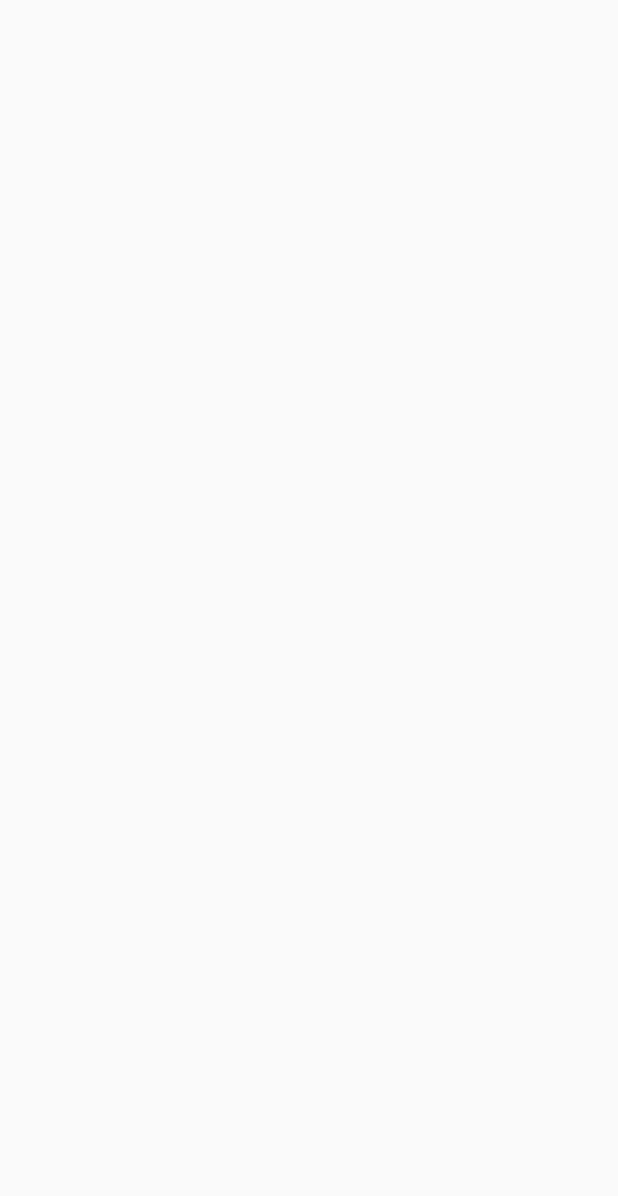
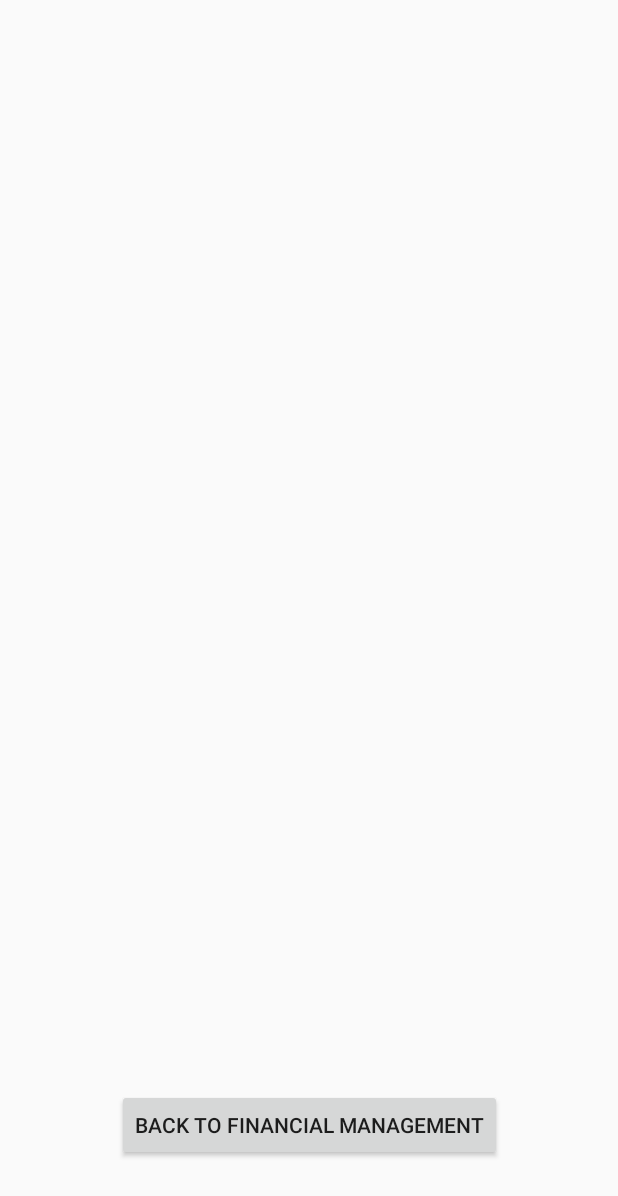
Before and after one commit to JosephLahiru/stocks-portfolio-management-system, an Android app: the DeleteTransactionsActivity screen opened directly, with no data from a screen before it, on a phone screen of 412 x 824 dp. Before the commit the part shown is empty. Shown: the top 1196 px of the screen. Run offline under Robolectric (Android 15) with nearby library versions, the phone set to English and light mode, and no system bars.

Commit message:
add-backtofmbutton-to-all-fm-activities

```diff
--- a/app/src/main/java/com/example/stocksportfoliomanagementsystem/DeleteTransactionsActivity.java
+++ b/app/src/main/java/com/example/stocksportfoliomanagementsystem/DeleteTransactionsActivity.java
@@ -2,13 +2,26 @@ package com.example.stocksportfoliomanagementsystem;
 
 import androidx.appcompat.app.AppCompatActivity;
 
+import android.content.Intent;
 import android.os.Bundle;
+import android.view.View;
+import android.widget.Button;
 
 public class DeleteTransactionsActivity extends AppCompatActivity {
 
+    Button backToFinancialManagementButton;
     @Override
     protected void onCreate(Bundle savedInstanceState) {
         super.onCreate(savedInstanceState);
         setContentView(R.layout.activity_delete_transactions);
+        backToFinancialManagementButton = (Button) findViewById(R.id.dbfm);
+        backToFinancialManagementButton.setOnClickListener(new View.OnClickListener() {
+            @Override
+            public void onClick(View view) {
+                startActivity(new Intent(DeleteTransactionsActivity.this, FinancialManagementActivity.class));
+                finish();
+            }
+        });
     }
+
 }
--- a/app/src/main/res/layout/activity_delete_transactions.xml
+++ b/app/src/main/res/layout/activity_delete_transactions.xml
@@ -6,4 +6,13 @@
     android:layout_height="match_parent"
     tools:context=".DeleteTransactionsActivity">
 
+    <Button
+        android:id="@+id/dbfm"
+        android:layout_width="wrap_content"
+        android:layout_height="wrap_content"
+        android:layout_marginBottom="50dp"
+        android:text="Back To Financial Management"
+        app:layout_constraintBottom_toBottomOf="parent"
+        app:layout_constraintEnd_toEndOf="parent"
+        app:layout_constraintStart_toStartOf="parent" />
 </androidx.constraintlayout.widget.ConstraintLayout>
--- a/app/src/main/res/layout/activity_financial_management.xml
+++ b/app/src/main/res/layout/activity_financial_management.xml
@@ -32,7 +32,7 @@
         app:layout_constraintTop_toBottomOf="@+id/viewtransactions" />
 
     <Button
-        android:id="@+id/Savetransactions"
+        android:id="@+id/savetransactions"
         android:layout_width="300dp"
         android:layout_height="50dp"
         android:layout_marginStart="46dp"
@@ -53,7 +53,7 @@
         android:text="Delete Trasactions And Invoices"
         app:layout_constraintEnd_toEndOf="parent"
         app:layout_constraintStart_toStartOf="parent"
-        app:layout_constraintTop_toBottomOf="@+id/Savetransactions" />
+        app:layout_constraintTop_toBottomOf="@+id/savetransactions" />
 
     <Button
         android:id="@+id/fmback"
```
Also changed, not shown: app/src/main/java/com/example/stocksportfoliomanagementsystem/FinancialManagementActivity.java (+24 -1 lines), app/src/main/java/com/example/stocksportfoliomanagementsystem/SaveTransactionsActivity.java (+12 -1 lines), app/src/main/java/com/example/stocksportfoliomanagementsystem/UpdateTransactionsActivity.java (+12 -1 lines), app/src/main/java/com/example/stocksportfoliomanagementsystem/ViewTransactionsActivity.java (+12 -1 lines), app/src/main/res/layout/activity_save_transactions.xml (+9 -0 lines), app/src/main/res/layout/activity_update_transactions.xml (+9 -0 lines), app/src/main/res/layout/activity_view_transactions.xml (+9 -0 lines), app/src/main/res/mipmap-mdpi/wealth_management.jpg (deleted).
